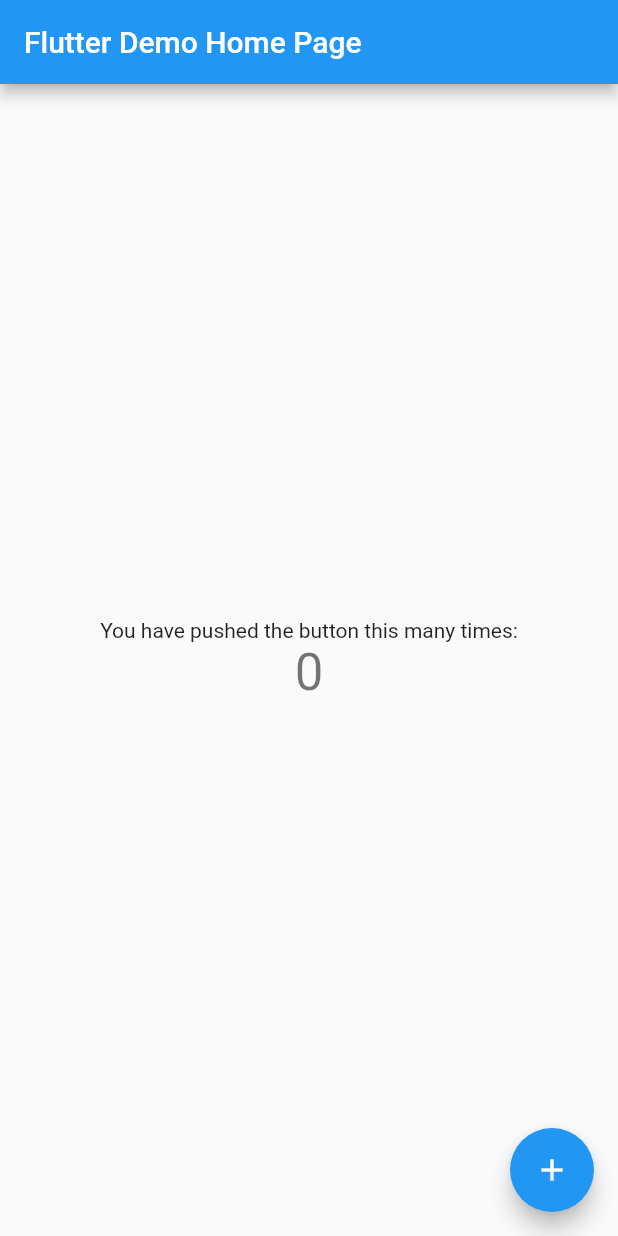
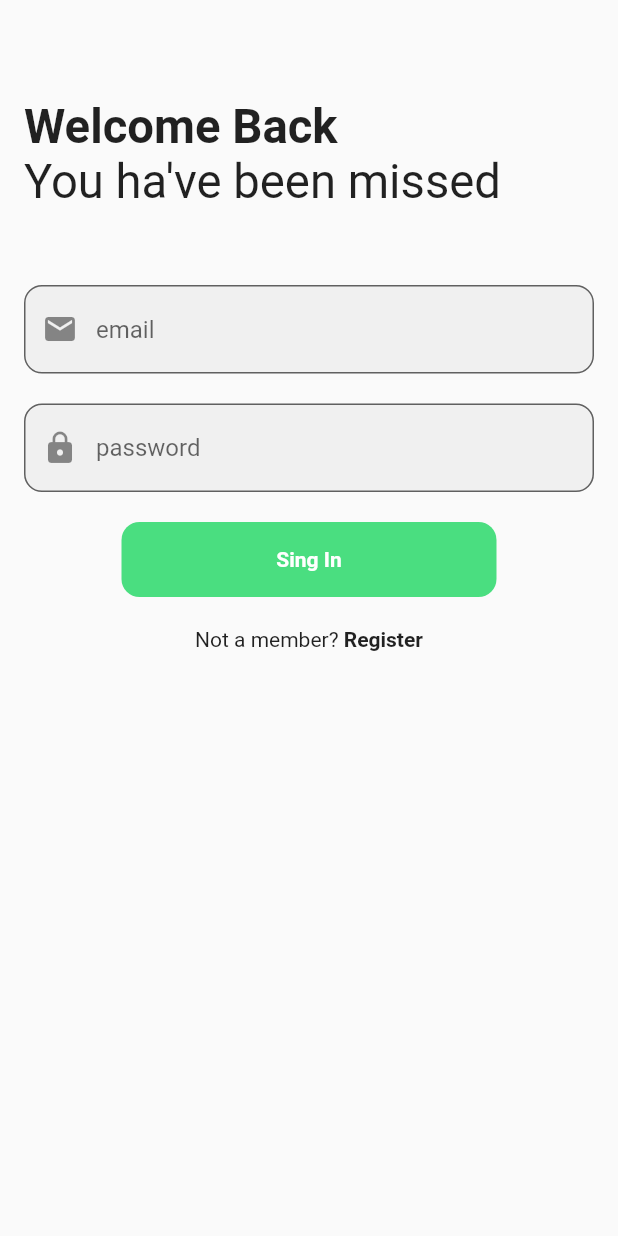
Before and after one commit to AqibUllah/mynotes, a Flutter app: the screen it shows after launch, on a phone screen of 412 x 824 dp. Run offline on Flutter 3.47's test engine with Material 2 defaults, Android fonts, the phone set to English and light mode, and no system bars; our stand-ins replace velocity_x.

Commit message:
login screen done

```diff
--- a/lib/main.dart
+++ b/lib/main.dart
@@ -1,4 +1,5 @@
 import 'package:flutter/material.dart';
+import 'package:velocity_x/velocity_x.dart';
 
 void main() {
   runApp(const MyApp());
@@ -7,109 +8,109 @@ void main() {
 class MyApp extends StatelessWidget {
   const MyApp({super.key});
 
-  // This widget is the root of your application.
   @override
   Widget build(BuildContext context) {
+    // ignore: prefer_const_constructors
     return MaterialApp(
-      title: 'Flutter Demo',
-      theme: ThemeData(
-        // This is the theme of your application.
-        //
-        // Try running your application with "flutter run". You'll see the
-        // application has a blue toolbar. Then, without quitting the app, try
-        // changing the primarySwatch below to Colors.green and then invoke
-        // "hot reload" (press "r" in the console where you ran "flutter run",
-        // or simply save your changes to "hot reload" in a Flutter IDE).
-        // Notice that the counter didn't reset back to zero; the application
-        // is not restarted.
-        primarySwatch: Colors.blue,
-      ),
-      home: const MyHomePage(title: 'Flutter Demo Home Page'),
+      title: "My Notes",
+      debugShowCheckedModeBanner: false,
+      theme: ThemeData(primarySwatch: Colors.blue),
+      home: const RegisterPage(),
     );
   }
 }
 
-class MyHomePage extends StatefulWidget {
-  const MyHomePage({super.key, required this.title});
-
-  // This widget is the home page of your application. It is stateful, meaning
-  // that it has a State object (defined below) that contains fields that affect
-  // how it looks.
-
-  // This class is the configuration for the state. It holds the values (in this
-  // case the title) provided by the parent (in this case the App widget) and
-  // used by the build method of the State. Fields in a Widget subclass are
-  // always marked "final".
-
-  final String title;
-
-  @override
-  State<MyHomePage> createState() => _MyHomePageState();
-}
-
-class _MyHomePageState extends State<MyHomePage> {
-  int _counter = 0;
-
-  void _incrementCounter() {
-    setState(() {
-      // This call to setState tells the Flutter framework that something has
-      // changed in this State, which causes it to rerun the build method below
-      // so that the display can reflect the updated values. If we changed
-      // _counter without calling setState(), then the build method would not be
-      // called again, and so nothing would appear to happen.
-      _counter++;
-    });
-  }
+class RegisterPage extends StatelessWidget {
+  const RegisterPage({super.key});
 
   @override
   Widget build(BuildContext context) {
-    // This method is rerun every time setState is called, for instance as done
-    // by the _incrementCounter method above.
-    //
-    // The Flutter framework has been optimized to make rerunning build methods
-    // fast, so that you can just rebuild anything that needs updating rather
-    // than having to individually change instances of widgets.
     return Scaffold(
-      appBar: AppBar(
-        // Here we take the value from the MyHomePage object that was created by
-        // the App.build method, and use it to set our appbar title.
-        title: Text(widget.title),
-      ),
-      body: Center(
-        // Center is a layout widget. It takes a single child and positions it
-        // in the middle of the parent.
+      body: SafeArea(
+          child: Padding(
+        padding: const EdgeInsets.all(16.0),
         child: Column(
-          // Column is also a layout widget. It takes a list of children and
-          // arranges them vertically. By default, it sizes itself to fit its
-          // children horizontally, and tries to be as tall as its parent.
-          //
-          // Invoke "debug painting" (press "p" in the console, choose the
-          // "Toggle Debug Paint" action from the Flutter Inspector in Android
-          // Studio, or the "Toggle Debug Paint" command in Visual Studio Code)
-          // to see the wireframe for each widget.
-          //
-          // Column has various properties to control how it sizes itself and
-          // how it positions its children. Here we use mainAxisAlignment to
-          // center the children vertically; the main axis here is the vertical
-          // axis because Columns are vertical (the cross axis would be
-          // horizontal).
-          mainAxisAlignment: MainAxisAlignment.center,
-          children: <Widget>[
-            const Text(
-              'You have pushed the button this many times:',
+          mainAxisAlignment: MainAxisAlignment.start,
+          crossAxisAlignment: CrossAxisAlignment.start,
+          children: [
+            const SizedBox(
+              height: 50,
             ),
-            Text(
-              '$_counter',
-              style: Theme.of(context).textTheme.headline4,
+            "Welcome Back".text.fontWeight(FontWeight.bold).xl4.make(),
+            "You ha've been missed".text.xl4.make(),
+            const SizedBox(
+              height: 50,
             ),
+
+            // email
+            TextFormField(
+              decoration: InputDecoration(
+                  hintText: "email",
+                  border: OutlineInputBorder(
+                      borderRadius: BorderRadius.circular(12.0)),
+                  filled: true,
+                  prefixIcon: const Icon(Icons.email)),
+            ),
+
+            const SizedBox(
+              height: 20,
+            ),
+            // password
+            TextFormField(
+              obscureText: true,
+              decoration: InputDecoration(
+                  hintText: "password",
+                  border: OutlineInputBorder(
+                      borderRadius: BorderRadius.circular(12.0)),
+                  filled: true,
+                  prefixIcon: const Icon(Icons.lock)),
+            ),
+
+            const SizedBox(
+              height: 20,
+            ),
+
+            // button
+            InkWell(
+              onTap: () {},
+              child: Center(
+                child: Container(
+                  height: 50,
+                  width: 250,
+                  decoration: BoxDecoration(
+                      borderRadius: BorderRadius.circular(12),
+                      color: Vx.green400),
+                  child: Center(
+                    child: Padding(
+                      padding: const EdgeInsets.all(8.0),
+                      child: "Sing In"
+                          .text
+                          .color(Colors.white)
+                          .fontWeight(FontWeight.bold)
+                          .make(),
+                    ),
+                  ),
+                ),
+              ),
+            ),
+
+            const SizedBox(
+              height: 20,
+            ),
+
+            // not a member  register
+            Center(
+              child: Row(
+                mainAxisAlignment: MainAxisAlignment.center,
+                children: [
+                  "Not a member? ".text.make(),
+                  "Register".text.fontWeight(FontWeight.bold).make(),
+                ],
+              ),
+            )
           ],
         ),
-      ),
-      floatingActionButton: FloatingActionButton(
-        onPressed: _incrementCounter,
-        tooltip: 'Increment',
-        child: const Icon(Icons.add),
-      ), // This trailing comma makes auto-formatting nicer for build methods.
+      )),
     );
   }
 }
--- a/pubspec.yaml
+++ b/pubspec.yaml
@@ -36,6 +36,7 @@ dependencies:
   # The following adds the Cupertino Icons font to your application.
   # Use with the CupertinoIcons class for iOS style icons.
   cupertino_icons: ^1.0.2
+  velocity_x: ^3.5.1
 
 dev_dependencies:
   flutter_test:
```
Also changed, not shown: pubspec.lock.
